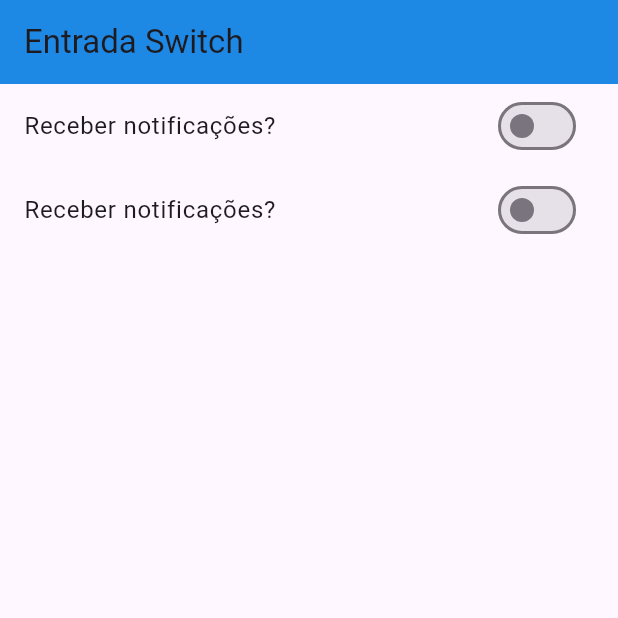
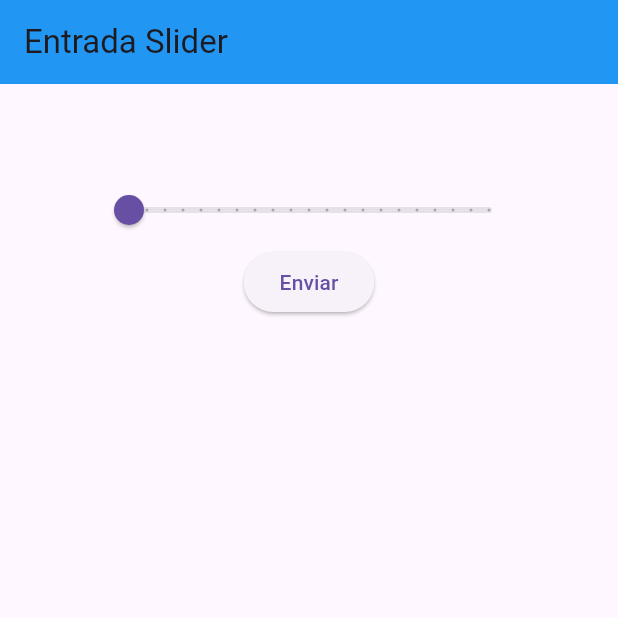
Before and after one commit to silviofrancoms10/entrada_dados, a Flutter app: the screen it shows after launch, on a phone screen of 412 x 824 dp, the top half of it. Run offline on Flutter 3.47's test engine with Material 3 defaults, Android fonts, the phone set to English and light mode, and no system bars.

Commit message:
Entrada Slider

```diff
--- /dev/null
+++ b/lib/entrada_slider.dart
@@ -0,0 +1,46 @@
+import 'package:flutter/material.dart';
+
+class EntradaSlider extends StatefulWidget {
+  const EntradaSlider({super.key});
+
+  @override
+  State<EntradaSlider> createState() => _EntradaSliderState();
+}
+
+class _EntradaSliderState extends State<EntradaSlider> {
+  double _valorSlider = 0;
+  @override
+  Widget build(BuildContext context) {
+    return Scaffold(
+      appBar: AppBar(
+        title: Text("Entrada Slider"),
+        backgroundColor: Colors.blue,
+      ),
+      body: Container(
+        padding: EdgeInsets.all(60),
+        child: Column(
+          children: [
+            Slider(
+              value: _valorSlider,
+              min: 0,
+              max: 10,
+              divisions: 20,
+              label: "Valor selecionado " + _valorSlider.toString(),
+              onChanged: (double v) {
+                setState(() {
+                  _valorSlider = v;
+                  print(_valorSlider);
+                });
+              },
+            ),
+            ElevatedButton(
+                onPressed: () {
+                  print("valor slider: " + _valorSlider.toString());
+                },
+                child: Text("Enviar"))
+          ],
+        ),
+      ),
+    );
+  }
+}
--- a/lib/main.dart
+++ b/lib/main.dart
@@ -2,6 +2,7 @@ import 'package:flutter/material.dart';
 import 'package:myapp/campo_texto.dart';
 import 'package:myapp/entrada_checkbox.dart';
 import 'package:myapp/entrada_radio_button.dart';
+import 'package:myapp/entrada_slider.dart';
 import 'package:myapp/entrada_switch.dart';
 
 void main() {
@@ -9,7 +10,8 @@ void main() {
     //home: CampoTexto(),
     // home: EntradaCheckbox(),
     // home: EntradaRadioButton(),
-    home: EntradaSwitch(),
+    // home: EntradaSwitch(),
+    home: EntradaSlider(),
     debugShowCheckedModeBanner: false,
   ));
 }
```
